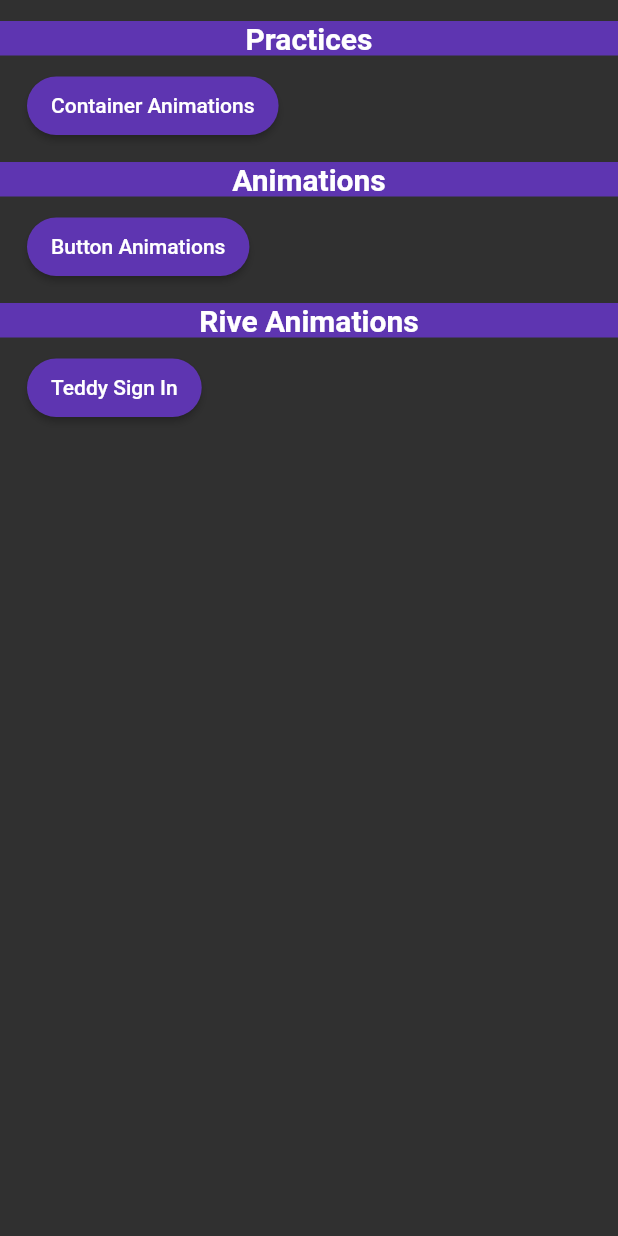
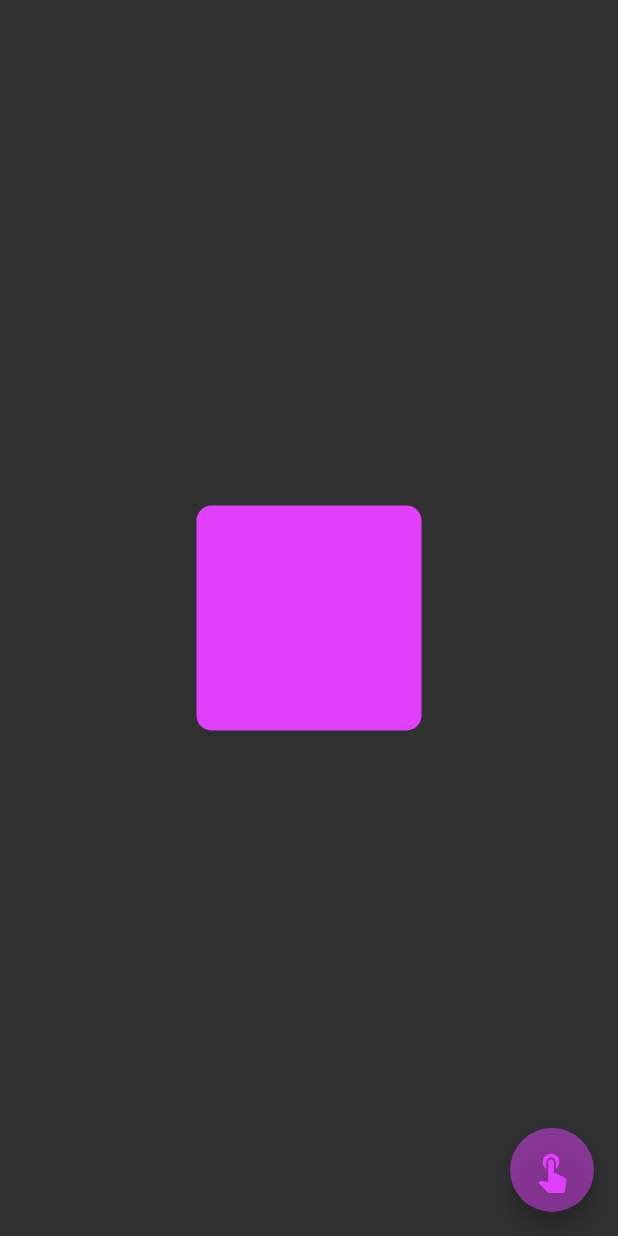
Before and after one commit to Tukhtamurodov-Sardorbek/Animations, a Flutter app: the screen it shows after launch, on a phone screen of 412 x 824 dp. Run offline on Flutter 3.47's test engine with Material 2 defaults, Android fonts, the phone set to English and light mode, and no system bars; our stand-ins replace flare_flutter, flutter_spinkit.

Commit message:
Code Update

```diff
--- a/lib/animations/code_based/buttons/buttons.dart
+++ b/lib/animations/code_based/buttons/buttons.dart
@@ -1,4 +1,4 @@
-import 'package:animations/animations/buttons/animations/simple3D.dart';
+import 'package:animations/animations/code_based/buttons/animations/simple3D.dart';
 import 'package:flutter/material.dart';
 
 class ButtonsPage extends StatefulWidget {
--- /dev/null
+++ b/lib/animations/code_based/implicit/animations/animatedContainer.dart
@@ -0,0 +1,46 @@
+import 'package:flutter/material.dart';
+
+class AnimatedContainerPage extends StatefulWidget {
+  const AnimatedContainerPage({Key? key}) : super(key: key);
+
+  @override
+  State<AnimatedContainerPage> createState() => _AnimatedContainerPageState();
+}
+
+class _AnimatedContainerPageState extends State<AnimatedContainerPage> {
+  double height = 150;
+  double width = 150;
+  Color color = Colors.purpleAccent;
+  BorderRadius borderRadius = BorderRadius.circular(10);
+
+  @override
+  Widget build(BuildContext context) {
+    return Scaffold(
+      body: Center(
+        child: AnimatedContainer(
+          height: height,
+          width: width,
+          duration: const Duration(milliseconds: 1200),
+          curve: Curves.easeInToLinear,
+          decoration: BoxDecoration(
+            color: color,
+            borderRadius: borderRadius,
+          ),
+        ),
+      ),
+      floatingActionButton: FloatingActionButton(
+        backgroundColor: color.withOpacity(0.5),
+        onPressed: (){
+          setState(() {
+            width = width == 150 ? 300 : 150;
+            height = height == 150 ? 300 : 150;
+            color = color == Colors.purpleAccent ? Colors.deepPurple.shade600 : Colors.purpleAccent;
+            borderRadius = borderRadius == BorderRadius.circular(10) ? BorderRadius.circular(30) : BorderRadius.circular(10);
+          });
+
+        },
+        child: Icon(Icons.touch_app, size: 30, color: color),
+      ),
+    );
+  }
+}
--- a/lib/app.dart
+++ b/lib/app.dart
@@ -1,7 +1,7 @@
-import 'package:animations/animations/buttons/buttons.dart';
-import 'package:animations/animations/rive/sign_in.dart';
+import 'package:flutter/material.dart';
+import 'package:animations/animations/code_based/buttons/buttons.dart';
+import 'package:animations/animations/drawing_based/rive/sign_in.dart';
 import 'package:animations/practice/basic/simple_container_animations.dart';
-import 'package:flutter/material.dart';
 
 class App extends StatelessWidget {
   const App({super.key});
--- a/lib/main.dart
+++ b/lib/main.dart
@@ -1,3 +1,4 @@
+import 'package:animations/animations/code_based/implicit/animations/animatedContainer.dart';
 import 'package:animations/scroll_behavior.dart';
 import 'package:flutter/material.dart';
 
@@ -12,7 +13,7 @@ void main() {
       // debugShowMaterialGrid: true,
       scrollBehavior: ScrollBehaviour(),
       theme: ThemeData.dark(),
-      home: const App(),
+      home: const AnimatedContainerPage(),
     ),
   );
 }
```
Also changed, not shown: lib/practice/other.dart (deleted, +0 -17 lines), lib/animations/code_based/implicit/implicit_animations.dart (added), 1 other file.
